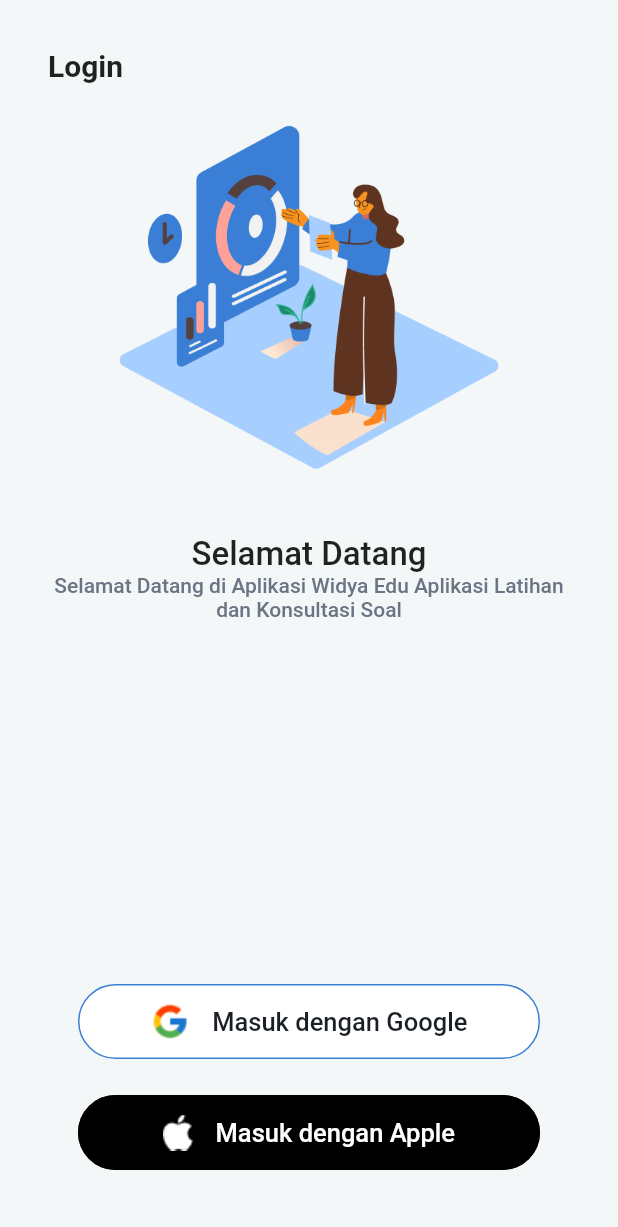
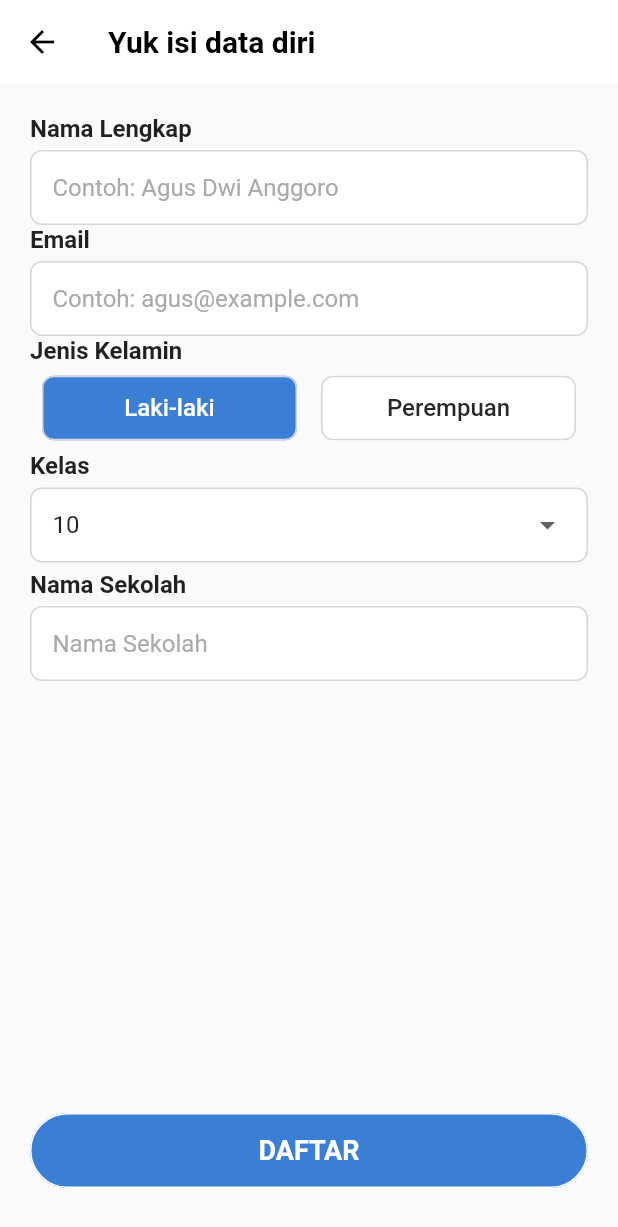
Before and after one commit to Agus2020-droid/app_latihan_soal, a Flutter app: the screen it shows after launch, after a tap on "Masuk dengan Google", on a phone screen of 412 x 824 dp. Shown: the top 1227 px of the screen. Run offline on Flutter 3.47's test engine with Material 2 defaults, Android fonts, the phone set to English and light mode, and no system bars; missing offline and left inert: dart:html.

Commit message:
Register Page

```diff
--- a/lib/constants/R/app_colors.dart
+++ b/lib/constants/R/app_colors.dart
@@ -5,4 +5,6 @@
   Color grey = Color(0xffF3F7F8);
   Color greySubtitle = Color(0xff6A7483);
   Color blackLogin = Color(0xff1A1F26);
+  Color greyborder = Color(0xffd6d6d6);
+  Color greyHintText = Color(0xffaaaaaa);
 }
--- a/lib/constants/R/strings.dart
+++ b/lib/constants/R/strings.dart
@@ -5,4 +5,5 @@
       "Selamat Datang di Aplikasi Widya Edu Aplikasi Latihan dan Konsultasi Soal";
   String loginWithGoogle = "Masuk dengan Google";
   String loginWithApple = "Masuk dengan Apple";
+  String daftar = "DAFTAR";
 }
--- a/lib/main.dart
+++ b/lib/main.dart
@@ -1,5 +1,7 @@
 import 'package:flutter/material.dart';
 import 'package:latihan_soal/views/login_page.dart';
+import 'package:latihan_soal/views/main_page.dart';
+import 'package:latihan_soal/views/register_page.dart';
 import 'package:latihan_soal/views/splash_screen.dart';
 
 void main() {
@@ -31,6 +33,8 @@
         routes: {
           "/": (context) => const SplashScreen(),
           LoginPage.route: (context) => const LoginPage(),
+          RegisterPage.route: (context) => const RegisterPage(),
+          MainPage.route: (context) => const MainPage(),
         });
   }
 }
--- a/lib/views/login_page.dart
+++ b/lib/views/login_page.dart
@@ -4,6 +4,7 @@
 import 'package:flutter/src/widgets/framework.dart';
 import 'package:latihan_soal/constants/R/assets.dart';
 import 'package:latihan_soal/constants/r.dart';
+import 'package:latihan_soal/views/register_page.dart';
 
 class LoginPage extends StatefulWidget {
   const LoginPage({Key? key}) : super(key: key);
@@ -56,6 +57,9 @@
             ),
             Spacer(),
             ButtonLogin(
+                onTap: () {
+                  Navigator.of(context).pushNamed(RegisterPage.route);
+                },
                 backgroundColor: Colors.white,
                 borderColor: R.colors.primary,
                 child: Row(
@@ -75,6 +79,7 @@
                   ],
                 )),
             ButtonLogin(
+                onTap: () {},
                 backgroundColor: Colors.black,
                 borderColor: Colors.black,
                 child: Row(
@@ -106,11 +111,13 @@
     required this.backgroundColor,
     required this.child,
     required this.borderColor,
+    required this.onTap,
   }) : super(key: key);
 
   final Color backgroundColor;
   final Widget child;
   final Color borderColor;
+  final Function()? onTap;
   @override
   Widget build(BuildContext context) {
     return Padding(
@@ -123,7 +130,7 @@
                   borderRadius: BorderRadius.circular(25),
                   side: BorderSide(color: borderColor)),
               fixedSize: Size(MediaQuery.of(context).size.width * 0.8, 50)),
-          onPressed: () {},
+          onPressed: onTap,
           child: child,
         ));
   }
--- /dev/null
+++ b/lib/views/main_page.dart
@@ -0,0 +1,20 @@
+import 'package:flutter/cupertino.dart';
+import 'package:flutter/material.dart';
+import 'package:flutter/src/foundation/key.dart';
+import 'package:flutter/src/widgets/framework.dart';
+
+class MainPage extends StatefulWidget {
+  const MainPage({Key? key}) : super(key: key);
+  static String route = "main_page";
+  @override
+  State<MainPage> createState() => _MainPageState();
+}
+
+class _MainPageState extends State<MainPage> {
+  @override
+  Widget build(BuildContext context) {
+    return Scaffold(
+      bottomNavigationBar: Container(),
+    );
+  }
+}
--- /dev/null
+++ b/lib/views/register_page.dart
@@ -0,0 +1,228 @@
+import 'package:flutter/material.dart';
+import 'package:flutter/src/foundation/key.dart';
+import 'package:flutter/src/widgets/framework.dart';
+import 'package:latihan_soal/constants/r.dart';
+import 'package:latihan_soal/views/login_page.dart';
+import 'package:latihan_soal/views/main_page.dart';
+
+class RegisterPage extends StatefulWidget {
+  const RegisterPage({Key? key}) : super(key: key);
+  static String route = "register_page";
+
+  @override
+  State<RegisterPage> createState() => _RegisterPageState();
+}
+
+enum Gender { lakiLaki, perempuan }
+
+class _RegisterPageState extends State<RegisterPage> {
+  String gender = "Laki-laki";
+  List<String> classSlta = ["10", "11", "12"];
+  String selectedClass = "10";
+
+  onTapGender(Gender genderInput) {
+    if (genderInput == Gender.lakiLaki) {
+      gender = "Laki-laki";
+    } else {
+      gender = "Perempuan";
+    }
+    setState(() {});
+  }
+
+  @override
+  Widget build(BuildContext context) {
+    return Scaffold(
+      resizeToAvoidBottomInset: false,
+      appBar: AppBar(
+        elevation: 0,
+        backgroundColor: Colors.white,
+        iconTheme: IconThemeData(color: Colors.black),
+        title: Text(
+          "Yuk isi data diri",
+          style: TextStyle(
+              color: Colors.black, fontSize: 20, fontWeight: FontWeight.w700),
+        ),
+      ),
+      bottomNavigationBar: SafeArea(
+        child: Padding(
+          padding: const EdgeInsets.only(bottom: 20.0),
+          child: ButtonLogin(
+              onTap: () {
+                Navigator.of(context).pushNamed(MainPage.route);
+              },
+              backgroundColor: R.colors.primary,
+              borderColor: Colors.white,
+              child: Padding(
+                padding: const EdgeInsets.symmetric(vertical: 8.0),
+                child: Text(
+                  R.strings.daftar,
+                  style: TextStyle(
+                      fontSize: 18,
+                      fontWeight: FontWeight.bold,
+                      color: Colors.white),
+                ),
+              )),
+        ),
+      ),
+      body: SingleChildScrollView(
+        child: Padding(
+          padding: const EdgeInsets.all(20.0),
+          child: Column(
+            crossAxisAlignment: CrossAxisAlignment.start,
+            children: [
+              RegisterTextFileld(
+                title: 'Nama Lengkap',
+                hintText: 'Contoh: Agus Dwi Anggoro',
+              ),
+              RegisterTextFileld(
+                title: 'Email',
+                hintText: 'Contoh: agus@example.com',
+              ),
+              Text(
+                "Jenis Kelamin",
+                style: TextStyle(fontSize: 16, fontWeight: FontWeight.w600),
+              ),
+              SizedBox(height: 5),
+              Row(
+                children: [
+                  Expanded(
+                    child: Padding(
+                      padding: const EdgeInsets.symmetric(horizontal: 8.0),
+                      child: ElevatedButton(
+                        style: ElevatedButton.styleFrom(
+                            elevation: 0,
+                            primary: gender == "Laki-laki"
+                                ? R.colors.primary
+                                : Colors.white,
+                            shape: RoundedRectangleBorder(
+                                borderRadius: BorderRadius.circular(8),
+                                side: BorderSide(
+                                    width: 1, color: R.colors.greyborder))),
+                        onPressed: () {
+                          onTapGender(Gender.lakiLaki);
+                        },
+                        child: Padding(
+                          padding: const EdgeInsets.all(12.0),
+                          child: Text(
+                            "Laki-laki",
+                            style: TextStyle(
+                                fontSize: 16,
+                                color: gender == "Laki-laki"
+                                    ? Colors.white
+                                    : Color(0xff282828)),
+                          ),
+                        ),
+                      ),
+                    ),
+                  ),
+                  SizedBox(height: 5),
+                  Expanded(
+                    child: Padding(
+                      padding: const EdgeInsets.symmetric(horizontal: 8.0),
+                      child: ElevatedButton(
+                        style: ElevatedButton.styleFrom(
+                            elevation: 0,
+                            primary: gender == "Perempuan"
+                                ? R.colors.primary
+                                : Colors.white,
+                            shape: RoundedRectangleBorder(
+                                borderRadius: BorderRadius.circular(8),
+                                side: BorderSide(
+                                    width: 1, color: R.colors.greyborder))),
+                        onPressed: () {
+                          onTapGender(Gender.perempuan);
+                        },
+                        child: Padding(
+                          padding: const EdgeInsets.all(12.0),
+                          child: Text(
+                            "Perempuan",
+                            style: TextStyle(
+                                fontSize: 16,
+                                color: gender == "Perempuan"
+                                    ? Colors.white
+                                    : Color(0xff282828)),
+                          ),
+                        ),
+                      ),
+                    ),
+                  ),
+                ],
+              ),
+              SizedBox(height: 5),
+              Text(
+                "Kelas",
+                style: TextStyle(fontSize: 16, fontWeight: FontWeight.w600),
+              ),
+              SizedBox(height: 5),
+              Container(
+                width: double.infinity,
+                padding: EdgeInsets.symmetric(horizontal: 14),
+                decoration: BoxDecoration(
+                    color: Colors.white,
+                    border: Border.all(color: R.colors.greyborder),
+                    borderRadius: BorderRadius.circular(8)),
+                child: DropdownButtonHideUnderline(
+                  child: DropdownButton<String>(
+                      value: selectedClass,
+                      items: classSlta
+                          .map((e) => DropdownMenuItem<String>(
+                                child: Text(e),
+                                value: e,
+                              ))
+                          .toList(),
+                      onChanged: (String? val) {
+                        selectedClass = val!;
+                        setState(() {});
+                      }),
+                ),
+              ),
+              SizedBox(height: 5),
+              RegisterTextFileld(
+                title: 'Nama Sekolah',
+                hintText: 'Nama Sekolah',
+              ),
+              // Spacer();
+            ],
+          ),
+        ),
+      ),
+    );
+  }
+}
+
+class RegisterTextFileld extends StatelessWidget {
+  const RegisterTextFileld({
+    Key? key,
+    required this.title,
+    required this.hintText,
+  }) : super(key: key);
+  final String title;
+  final String hintText;
+
+  @override
+  Widget build(BuildContext context) {
+    return Column(
+      crossAxisAlignment: CrossAxisAlignment.start,
+      children: [
+        Text(
+          title,
+          style: TextStyle(fontSize: 16, fontWeight: FontWeight.w600),
+        ),
+        SizedBox(height: 5),
+        Container(
+          padding: EdgeInsets.symmetric(horizontal: 14),
+          decoration: BoxDecoration(
+              color: Colors.white,
+              border: Border.all(color: R.colors.greyborder),
+              borderRadius: BorderRadius.circular(8)),
+          child: TextField(
+            decoration: InputDecoration(
+                border: InputBorder.none,
+                hintText: hintText,
+                hintStyle: TextStyle(color: R.colors.greyHintText)),
+          ),
+        )
+      ],
+    );
+  }
+}
--- a/lib/views/splash_screen.dart
+++ b/lib/views/splash_screen.dart
@@ -16,7 +16,7 @@
     Timer(const Duration(seconds: 5), () {
       // Navigator.of(context)
       //     .push(MaterialPageRoute(builder: (context) => LoginPage()));
-      Navigator.of(context).pushNamed(LoginPage.route);
+      Navigator.of(context).pushReplacementNamed(LoginPage.route);
     });
     return Scaffold(
       backgroundColor: Color(0xff01bdc2),
```
